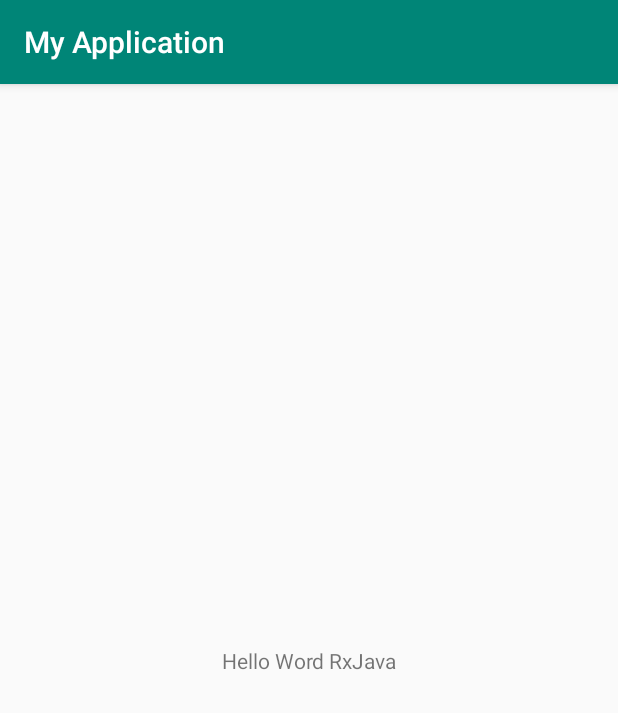
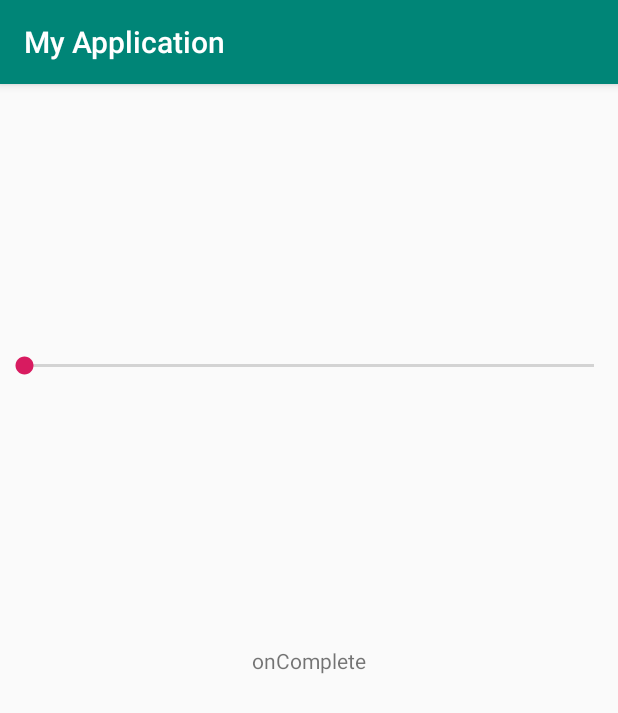
Before and after one commit to pengcao1/Session, an Android app: the screen it shows after launch (MainActivity), on a phone screen of 412 x 824 dp. Shown: the top 713 px of the screen. Run offline under Robolectric (Android 15) with nearby library versions, the phone set to English and light mode, and no system bars; our stand-ins replace RxJava; 3 statements that could not run were skipped.

Commit message:
inital for RxJava and RxAndroid

```diff
--- a/02RxJava/app/src/main/java/com/cp/rxjava/MainActivity.java
+++ b/02RxJava/app/src/main/java/com/cp/rxjava/MainActivity.java
@@ -1,20 +1,71 @@
 package com.cp.rxjava;
 
 import androidx.appcompat.app.AppCompatActivity;
+import io.reactivex.rxjava3.android.schedulers.AndroidSchedulers;
+import io.reactivex.rxjava3.annotations.NonNull;
 import io.reactivex.rxjava3.core.Flowable;
+import io.reactivex.rxjava3.core.Observable;
+import io.reactivex.rxjava3.core.Observer;
+import io.reactivex.rxjava3.disposables.Disposable;
+import io.reactivex.rxjava3.schedulers.Schedulers;
 
 import android.os.Bundle;
+import android.util.Log;
+import android.widget.SeekBar;
 import android.widget.TextView;
 
+import com.cp.rxjava.models.Task;
+import com.cp.rxjava.utils.DataSource;
+
 public class MainActivity extends AppCompatActivity {
+    private static final String TAG = MainActivity.class.getSimpleName();
     private TextView textView;
+    private SeekBar mSeekBar;
 
     @Override
     protected void onCreate(Bundle savedInstanceState) {
         super.onCreate(savedInstanceState);
         setContentView(R.layout.activity_main);
         textView = findViewById(R.id.tv_helloWord);
+        mSeekBar = findViewById(R.id.seekbar);
         RxJavaHelloWord();
+
+        Observable<Task> taskObservable = Observable
+                .fromIterable(DataSource.createTasksList())
+                .subscribeOn(Schedulers.io())
+                .filter(task -> {
+                    Log.d(TAG, "test: " + task.getDescription());
+                    Thread.sleep(1000);
+                    return true;
+                })
+                .observeOn(AndroidSchedulers.mainThread());
+
+        taskObservable.subscribe(new Observer<Task>() {
+            @Override
+            public void onSubscribe(@NonNull Disposable d) {
+                Log.e(TAG, "onSubscribe: called" + d.toString());
+            }
+
+            @Override
+            public void onNext(@NonNull Task task) {
+                Log.d(TAG, "onNext: " + Thread.currentThread().getName());
+                Log.d(TAG, "onNext: " + task.getDescription());
+                textView.setText(task.getDescription());
+
+            }
+
+            @Override
+            public void onError(@NonNull Throwable e) {
+                Log.e(TAG, "onError: ", e);
+            }
+
+            @Override
+            public void onComplete() {
+                Log.d(TAG, "onComplete: called");
+                textView.setText("onComplete");
+            }
+        });
+
     }
 
     private void RxJavaHelloWord() {
--- /dev/null
+++ b/02RxJava/app/src/main/java/com/cp/rxjava/models/Task.java
@@ -0,0 +1,17 @@
+package com.cp.rxjava.models;
+
+import lombok.Data;
+
+@Data
+public class Task {
+    private String description;
+    private boolean isComplete;
+    private int priority;
+
+    public Task(String description, boolean isComplete, int priority){
+        this.description = description;
+        this.isComplete = isComplete;
+        this.priority = priority;
+    }
+
+}
--- /dev/null
+++ b/02RxJava/app/src/main/java/com/cp/rxjava/utils/DataSource.java
@@ -0,0 +1,21 @@
+package com.cp.rxjava.utils;
+
+import com.cp.rxjava.models.Task;
+
+import java.util.ArrayList;
+import java.util.List;
+
+public class DataSource {
+
+    public static List<Task> createTasksList(){
+        List<Task> tasks = new ArrayList<>();
+        tasks.add( new Task("The first task",true,3));
+        tasks.add( new Task("The second task",false,1));
+        tasks.add( new Task("The third task",true,0));
+        tasks.add( new Task("The four task",false,2));
+        tasks.add( new Task("The fifth task",true,4));
+        tasks.add( new Task("The six task",false,5));
+
+        return tasks;
+    }
+}
--- a/02RxJava/app/src/main/res/layout/activity_main.xml
+++ b/02RxJava/app/src/main/res/layout/activity_main.xml
@@ -5,6 +5,16 @@
     android:layout_width="match_parent"
     android:layout_height="match_parent"
     tools:context=".MainActivity">
+
+
+    <SeekBar
+        android:id="@+id/seekbar"
+        android:layout_width="match_parent"
+        android:layout_height="wrap_content"
+        app:layout_constraintBottom_toTopOf="@id/tv_helloWord"
+        app:layout_constraintLeft_toLeftOf="parent"
+        app:layout_constraintRight_toRightOf="parent"
+        app:layout_constraintTop_toTopOf="parent" />
 
     <TextView
         android:id="@+id/tv_helloWord"
```
Also changed, not shown: 02RxJava/app/build.gradle (+38 -3 lines), 02RxJava/build.gradle (+7 -0 lines).
